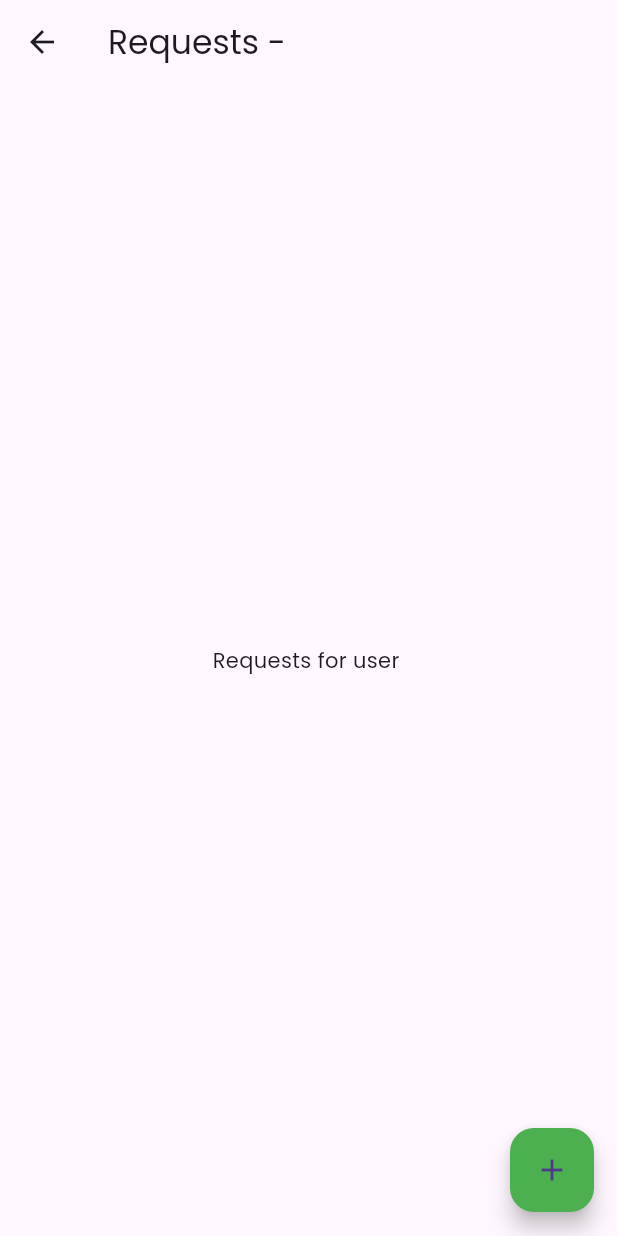
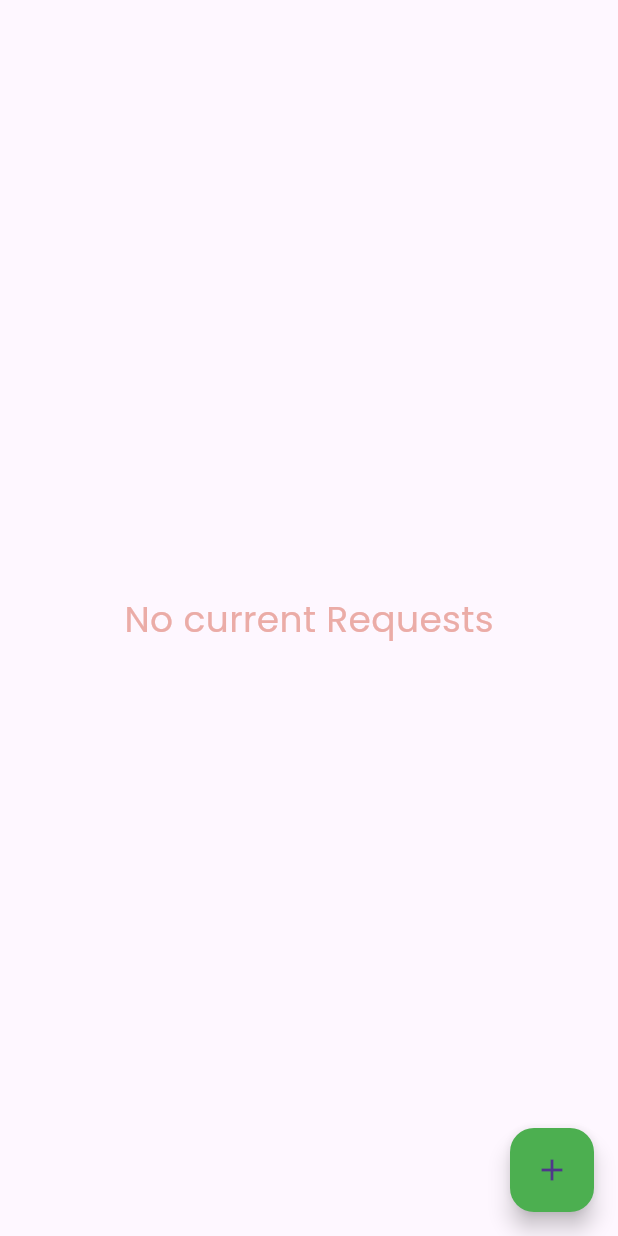
Before and after one commit to helviz/metroshuttle, a Flutter app: the ParentsRequestPage screen opened directly, on a phone screen of 412 x 824 dp. Run offline on Flutter 3.47's test engine with Material 3 defaults, Android fonts, the phone set to English and light mode, and no system bars; our stand-ins replace cloud_firestore, firebase_auth, firebase_core, firebase_storage, flutter_animate, flutter_credit_card and 7 more; missing offline and left inert: fl_country_code_picker, flutter_google_places, google_maps_webservice, google_place; accounts and stored records are empty.

Commit message:
added cards

```diff
--- a/lib/views/parent/ParentsRequestsPage.dart
+++ b/lib/views/parent/ParentsRequestsPage.dart
@@ -1,6 +1,8 @@
 import 'package:flutter/material.dart';
 import 'package:get/get.dart';
 import 'package:firebase_auth/firebase_auth.dart';
+import 'package:cloud_firestore/cloud_firestore.dart';
+import 'package:intl/intl.dart';
 import 'package:metroshuttle/views/parent/child_management_screen.dart';
 
 class ParentsRequestPage extends StatelessWidget {
@@ -10,16 +12,105 @@ class ParentsRequestPage extends StatelessWidget {
     return user != null ? user.uid : 'Unknown User';
   }
 
+  // Fetch the children data from Firestore
+  Future<List<QueryDocumentSnapshot>> _fetchChildrenRequests(String userId) async {
+    QuerySnapshot querySnapshot = await FirebaseFirestore.instance
+        .collection('children')
+        .where('userId', isEqualTo: userId)
+        .get();
+
+    return querySnapshot.docs;
+  }
+
+  // Fetch the driver's name from Firestore
+  Future<String> _fetchDriverName(String? driverId) async {
+    if (driverId == null) {
+      return 'Unknown Driver';
+    }
+    DocumentSnapshot driverDoc = await FirebaseFirestore.instance
+        .collection('users')  // Assuming driver info is in 'users' collection
+        .doc(driverId)
+        .get();
+    if (driverDoc.exists) {
+      var driverData = driverDoc.data() as Map<String, dynamic>;
+      return driverData['driverName'] ?? 'Unknown Driver';
+    } else {
+      return 'Unknown Driver';
+    }
+  }
+
   @override
   Widget build(BuildContext context) {
     final String userId = getCurrentUserId();
 
     return Scaffold(
-      appBar: AppBar(
-        title: Text('Requests - $userId'),
-      ),
-      body: Center(
-        child: Text('Requests for user $userId'),
+      body: FutureBuilder<List<QueryDocumentSnapshot>>(
+        future: _fetchChildrenRequests(userId),
+        builder: (context, snapshot) {
+          if (snapshot.connectionState == ConnectionState.waiting) {
+            return Center(child: CircularProgressIndicator());
+          } else if (snapshot.hasError) {
+            return Center(child: Text('Error: ${snapshot.error}'));
+          } else if (!snapshot.hasData || snapshot.data!.isEmpty) {
+            return Center(
+              child: Text(
+                'No current Requests',
+                style: TextStyle(
+                  fontSize: 24,
+                  color: Color.fromARGB(255, 235, 172, 167),
+                ),
+              ),
+            );
+          } else {
+            List<QueryDocumentSnapshot> children = snapshot.data!;
+            List<Widget> childrenWidgets = [];
+
+            for (var childDoc in children) {
+              var childData = childDoc.data() as Map<String, dynamic>;
+
+              // Format dates
+              String startDate = childData['startDate'] != null
+                  ? DateFormat('dd-MM-yyyy').format(_parseDate(childData['startDate']))
+                  : 'Unknown Date';
+              String endDate = childData['endDate'] != null
+                  ? DateFormat('dd-MM-yyyy').format(_parseDate(childData['endDate']))
+                  : 'Unknown Date';
+
+              childrenWidgets.add(Card(
+                child: ListTile(
+                  title: Text(childData['name']),
+                  subtitle: Column(
+                    crossAxisAlignment: CrossAxisAlignment.start,
+                    children: [
+                      Text('Region: ${childData['region']}'),
+                      if (childData['request'] == null) Text('Status: Pending'),
+                      if (childData['request'] == true) ...[
+                        Text('Start Date: $startDate'),
+                        Text('End Date: $endDate'),
+                        FutureBuilder<String>(
+                          future: _fetchDriverName(childData['driver']),
+                          builder: (context, driverSnapshot) {
+                            if (driverSnapshot.connectionState == ConnectionState.waiting) {
+                              return Text('Loading driver info...');
+                            } else if (driverSnapshot.hasError) {
+                              return Text('Error: ${driverSnapshot.error}');
+                            } else {
+                              return Text('Driver: ${driverSnapshot.data}');
+                            }
+                          },
+                        ),
+                      ],
+                    ],
+                  ),
+                ),
+              ));
+            }
+
+            return ListView(
+              children: childrenWidgets,
+            );
+          }
+        },
       ),
       floatingActionButton: FloatingActionButton(
         onPressed: () {
@@ -31,4 +122,15 @@ class ParentsRequestPage extends StatelessWidget {
       ),
     );
   }
+
+  // Helper method to parse date from Firestore data
+  DateTime _parseDate(dynamic date) {
+    if (date is Timestamp) {
+      return date.toDate();
+    } else if (date is String) {
+      return DateTime.parse(date);
+    } else {
+      throw Exception('Invalid date format');
+    }
+  }
 }
```
